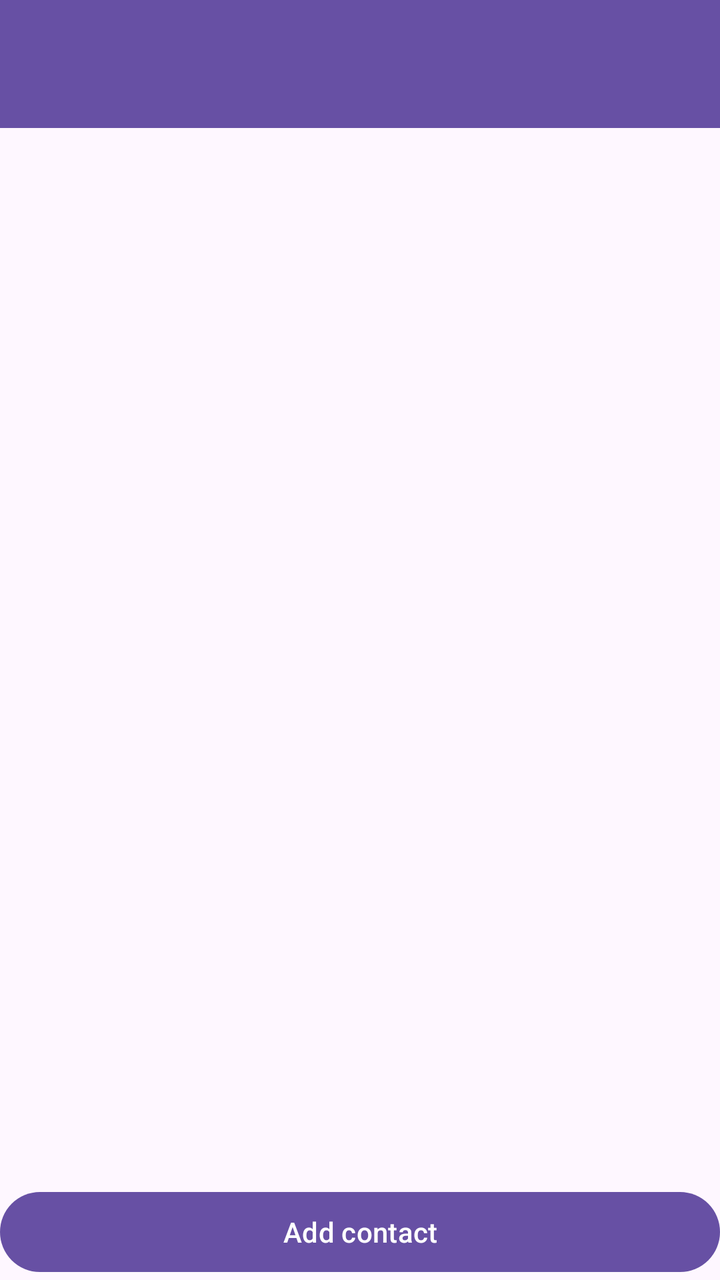
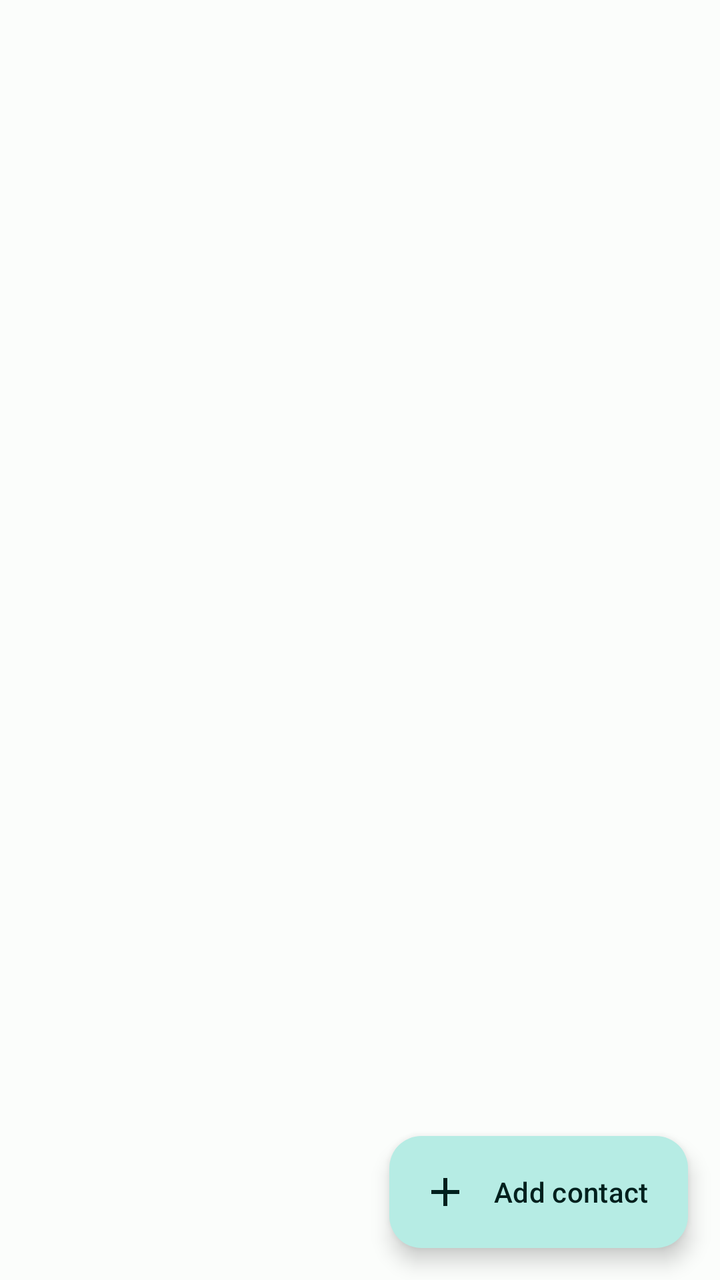

Two renders of the same Android screen: before a commit and after it. Below are the layout's source before the change and the commit's diff.
<!-- AndroidManifest.xml: application theme Theme.Ft_hangouts -->
<!-- res/layout/activity_main.xml -->
<?xml version="1.0" encoding="utf-8"?>
<LinearLayout xmlns:android="http://schemas.android.com/apk/res/android"
    android:id="@+id/main"
    android:layout_width="match_parent"
    android:layout_height="match_parent"
    android:orientation="vertical">

    <com.google.android.material.appbar.MaterialToolbar
        android:id="@+id/toolbar"
        android:layout_width="match_parent"
        android:layout_height="?attr/actionBarSize"
        android:background="?attr/colorPrimary"
        android:title="@string/app_name" />

    <ListView
        android:id="@+id/listContacts"
        android:layout_width="match_parent"
        android:layout_height="0dp"
        android:layout_weight="1" />

    <Button
        android:id="@+id/buttonAddContact"
        android:layout_width="match_parent"
        android:layout_height="wrap_content"
        android:text="@string/add_contact" />
</LinearLayout>
<!-- resources referenced by this layout -->
<resources>
  <string name="add_contact">Add contact</string>
  <string name="app_name">ft_hangouts</string>
  <style name="Theme.Ft_hangouts" parent="Base.Theme.Ft_hangouts" />
  <style name="Base.Theme.Ft_hangouts" parent="Theme.Material3.DayNight.NoActionBar">
          
          
      </style>
</resources>

<!-- the commit's change to res/layout/activity_main.xml (unified diff, before → after) -->
@@ -1,26 +1,35 @@
 <?xml version="1.0" encoding="utf-8"?>
-<LinearLayout xmlns:android="http://schemas.android.com/apk/res/android"
+<androidx.coordinatorlayout.widget.CoordinatorLayout xmlns:android="http://schemas.android.com/apk/res/android"
+    xmlns:app="http://schemas.android.com/apk/res-auto"
     android:id="@+id/main"
     android:layout_width="match_parent"
-    android:layout_height="match_parent"
-    android:orientation="vertical">
+    android:layout_height="match_parent">
 
-    <com.google.android.material.appbar.MaterialToolbar
-        android:id="@+id/toolbar"
+    <com.google.android.material.appbar.AppBarLayout
         android:layout_width="match_parent"
-        android:layout_height="?attr/actionBarSize"
-        android:background="?attr/colorPrimary"
-        android:title="@string/app_name" />
+        android:layout_height="wrap_content">
+
+        <com.google.android.material.appbar.MaterialToolbar
+            android:id="@+id/toolbar"
+            android:layout_width="match_parent"
+            android:layout_height="?attr/actionBarSize"
+            android:title="@string/app_name" />
+    </com.google.android.material.appbar.AppBarLayout>
 
     <ListView
         android:id="@+id/listContacts"
         android:layout_width="match_parent"
-        android:layout_height="0dp"
-        android:layout_weight="1" />
+        android:layout_height="match_parent"
+        android:clipToPadding="false"
+        android:paddingBottom="88dp"
+        app:layout_behavior="@string/appbar_scrolling_view_behavior" />
 
-    <Button
+    <com.google.android.material.floatingactionbutton.ExtendedFloatingActionButton
         android:id="@+id/buttonAddContact"
-        android:layout_width="match_parent"
+        android:layout_width="wrap_content"
         android:layout_height="wrap_content"
-        android:text="@string/add_contact" />
-</LinearLayout>
+        android:layout_gravity="bottom|end"
+        android:layout_margin="16dp"
+        android:text="@string/add_contact"
+        app:icon="@drawable/ic_add" />
+</androidx.coordinatorlayout.widget.CoordinatorLayout>
<!-- resource entries referenced after the edit -->
@@ -1,11 +1,58 @@
 <!-- resources referenced by this layout -->
 <resources>
+  <!-- drawable ic_add (drawable) -->
+  <vector xmlns:android="http://schemas.android.com/apk/res/android"
+      android:width="24dp"
+      android:height="24dp"
+      android:viewportWidth="24"
+      android:viewportHeight="24"
+      android:tint="?attr/colorOnPrimaryContainer">
+      <path
+          android:fillColor="@android:color/white"
+          android:pathData="M11,5 L13,5 L13,11 L19,11 L19,13 L13,13 L13,19 L11,19 L11,13 L5,13 L5,11 L11,11 Z" />
+  </vector>
   <string name="add_contact">Add contact</string>
   <string name="app_name">ft_hangouts</string>
   <style name="Theme.Ft_hangouts" parent="Base.Theme.Ft_hangouts" />
   <style name="Base.Theme.Ft_hangouts" parent="Theme.Material3.DayNight.NoActionBar">
-          
-          
+          <item name="colorPrimary">@color/md_light_primary</item>
+          <item name="colorOnPrimary">@color/md_light_on_primary</item>
+          <item name="colorPrimaryContainer">@color/md_light_primary_container</item>
+          <item name="colorOnPrimaryContainer">@color/md_light_on_primary_container</item>
+          <item name="colorSecondary">@color/md_light_secondary</item>
+          <item name="colorOnSecondary">@color/md_light_on_secondary</item>
+          <item name="colorSecondaryContainer">@color/md_light_secondary_container</item>
+          <item name="colorOnSecondaryContainer">@color/md_light_on_secondary_container</item>
+          <item name="colorSurface">@color/md_light_surface</item>
+          <item name="colorOnSurface">@color/md_light_on_surface</item>
+          <item name="colorSurfaceVariant">@color/md_light_surface_variant</item>
+          <item name="colorOnSurfaceVariant">@color/md_light_on_surface_variant</item>
+          <item name="android:colorBackground">@color/md_light_background</item>
+          <item name="colorOnBackground">@color/md_light_on_background</item>
+          <item name="colorOutline">@color/md_light_outline</item>
+          <item name="colorError">@color/md_light_error</item>
+          <item name="colorOnError">@color/md_light_on_error</item>
+          <item name="colorErrorContainer">@color/md_light_error_container</item>
+          <item name="colorOnErrorContainer">@color/md_light_on_error_container</item>
       </style>
+  <color name="md_light_primary">#2E8B84</color>
+  <color name="md_light_on_primary">#FFFFFF</color>
+  <color name="md_light_primary_container">#B6ECE4</color>
+  <color name="md_light_on_primary_container">#00201D</color>
+  <color name="md_light_secondary">#4A635F</color>
+  <color name="md_light_on_secondary">#FFFFFF</color>
+  <color name="md_light_secondary_container">#CCE8E3</color>
+  <color name="md_light_on_secondary_container">#05201C</color>
+  <color name="md_light_surface">#FBFDFB</color>
+  <color name="md_light_on_surface">#191C1C</color>
+  <color name="md_light_surface_variant">#DAE5E2</color>
+  <color name="md_light_on_surface_variant">#3F4947</color>
+  <color name="md_light_background">#FBFDFB</color>
+  <color name="md_light_on_background">#191C1C</color>
+  <color name="md_light_outline">#6F7977</color>
+  <color name="md_light_error">#BA1A1A</color>
+  <color name="md_light_on_error">#FFFFFF</color>
+  <color name="md_light_error_container">#FFDAD6</color>
+  <color name="md_light_on_error_container">#410002</color>
 </resources>
 
